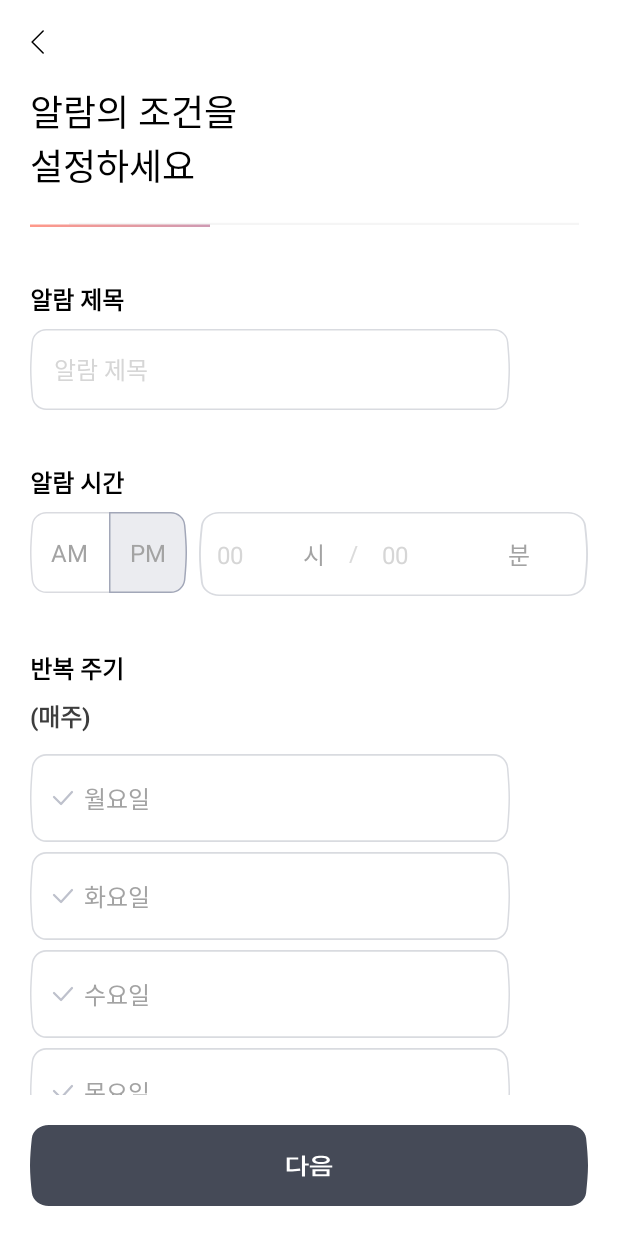
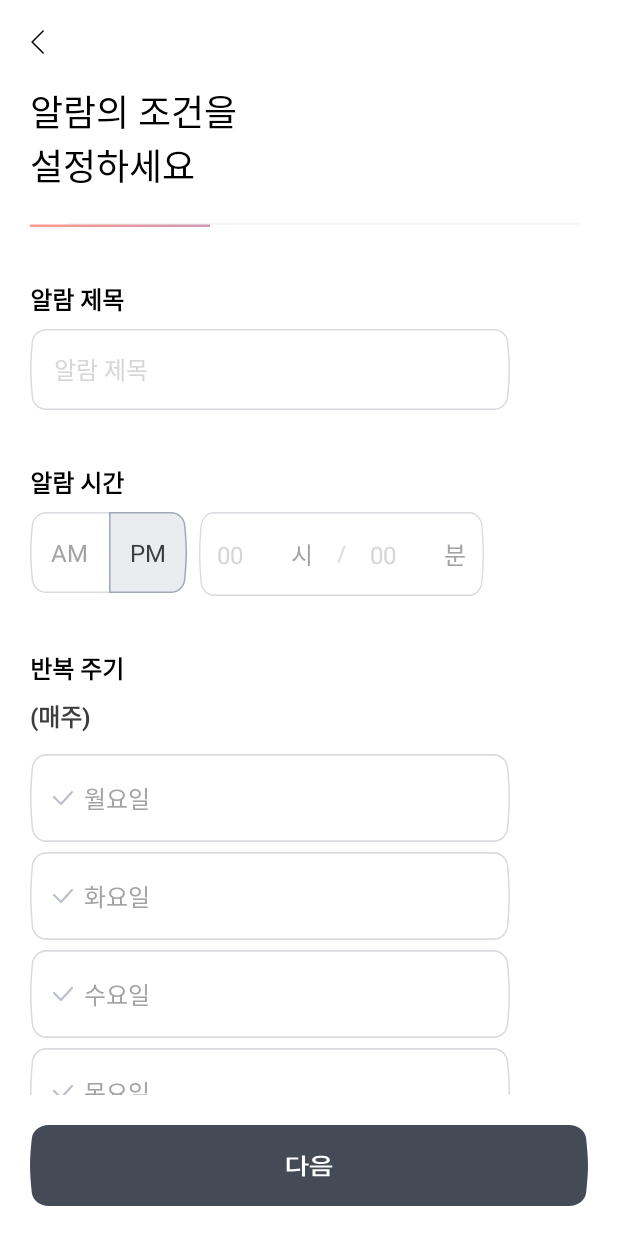
Before and after one commit to bentleypark/AlioUlio, an Android app built with Jetpack Compose: the RegularAlarmDateTimeSelectionFragment screen opened directly, with no data from a screen before it, on a phone screen of 412 x 824 dp. Run offline under Robolectric (Android 15) with nearby library versions, the phone set to English and light mode, and no system bars; our stand-ins replace Dagger/Hilt's generated code, Timber, data binding; plain views replace ExpandableLayout; Roboto replaces fonts that are not available here.

Commit message:
AlarmTimeInputView 추가

```diff
--- a/app/src/main/java/com/alio/ulio/ui/alarm/alarm_condition/SpaceDecoration.kt
+++ b/app/src/main/java/com/alio/ulio/ui/alarm/alarm_condition/SpaceDecoration.kt
@@ -9,8 +9,5 @@ class SpaceDecoration(private val size: Int) : RecyclerView.ItemDecoration() {
         super.getItemOffsets(outRect, view, parent, state)
         outRect.top += size
         outRect.bottom += size
-//        if (parent.getChildAdapterPosition(view) == 0) {
-//            outRect.left += size
-//        }
     }
 }
--- /dev/null
+++ b/app/src/main/java/com/alio/ulio/ui/alarm/alarm_condition/view/AlarmTimeInputView.kt
@@ -0,0 +1,67 @@
+package com.alio.ulio.ui.alarm.alarm_condition.view
+
+import android.content.Context
+import android.util.AttributeSet
+import android.view.LayoutInflater
+import androidx.constraintlayout.widget.ConstraintLayout
+import androidx.core.content.ContextCompat
+import com.alio.ulio.R
+import com.alio.ulio.databinding.ViewInputTimeBinding
+
+class AlarmTimeInputView @JvmOverloads constructor(
+    context: Context,
+    attrs: AttributeSet? = null,
+    defStyleAttr: Int = 0
+) : ConstraintLayout(context, attrs, defStyleAttr) {
+
+    private val viewBinding = ViewInputTimeBinding.inflate(LayoutInflater.from(context), this, true)
+
+    var currentMeridiem = PM
+
+    companion object {
+        private const val AM = "AM"
+        private const val PM = "PM"
+    }
+
+    init {
+        setUi()
+
+    }
+
+    private fun setUi() {
+        setUiOfToggleView()
+    }
+
+    private fun setUiOfToggleView() = with(viewBinding) {
+        leftView.setOnClickListener {
+            leftView.isSelected = !leftView.isSelected
+            currentMeridiem = AM
+
+            if (leftView.isSelected) {
+                tvAm.setTextColor(ContextCompat.getColor(context, R.color.selected_date_color))
+                tvPm.setTextColor(ContextCompat.getColor(context, R.color.input_text_color))
+                rightView.isSelected = false
+            } else {
+                tvAm.setTextColor(ContextCompat.getColor(context, R.color.input_text_color))
+                tvPm.setTextColor(ContextCompat.getColor(context, R.color.selected_date_color))
+                rightView.isSelected = true
+            }
+        }
+
+        rightView.isSelected = true
+        rightView.setOnClickListener {
+            rightView.isSelected = !rightView.isSelected
+            currentMeridiem = PM
+
+            if (rightView.isSelected) {
+                leftView.isSelected = false
+                tvPm.setTextColor(ContextCompat.getColor(context, R.color.selected_date_color))
+                tvAm.setTextColor(ContextCompat.getColor(context, R.color.input_text_color))
+            } else {
+                leftView.isSelected = true
+                tvPm.setTextColor(ContextCompat.getColor(context, R.color.input_text_color))
+                tvAm.setTextColor(ContextCompat.getColor(context, R.color.selected_date_color))
+            }
+        }
+    }
+}
--- /dev/null
+++ b/app/src/main/res/drawable/bg_am_selector.xml
@@ -0,0 +1,5 @@
+<?xml version="1.0" encoding="utf-8"?>
+<selector xmlns:android="http://schemas.android.com/apk/res/android">
+    <item android:drawable="@drawable/ic_bg_s_am_inactive" android:state_selected="false" />
+    <item android:drawable="@drawable/ic_bg_s_am_active" android:state_selected="true" />
+</selector>
--- /dev/null
+++ b/app/src/main/res/drawable/bg_pm_selector.xml
@@ -0,0 +1,5 @@
+<?xml version="1.0" encoding="utf-8"?>
+<selector xmlns:android="http://schemas.android.com/apk/res/android">
+    <item android:drawable="@drawable/ic_bg_s_pm_inactive" android:state_selected="false" />
+    <item android:drawable="@drawable/ic_bg_s_pm_active" android:state_selected="true" />
+</selector>
--- /dev/null
+++ b/app/src/main/res/drawable/ic_bg_s_am_active.xml
@@ -0,0 +1,15 @@
+<vector xmlns:android="http://schemas.android.com/apk/res/android"
+    android:width="52dp"
+    android:height="54dp"
+    android:viewportWidth="52"
+    android:viewportHeight="54">
+  <group>
+    <clip-path
+        android:pathData="M0,0h52v54h-52z"/>
+    <path
+        android:strokeWidth="1"
+        android:pathData="M1.5543,8.8201C2.0051,4.0642 6.0342,0.5 10.8278,0.5L159.5,0.5L159.5,53.5L10.8278,53.5C6.0342,53.5 2.0051,49.9358 1.5543,45.1799C1.0365,39.7172 0.5,32.6829 0.5,27C0.5,21.3171 1.0365,14.2828 1.5543,8.8201Z"
+        android:fillColor="#EBECF0"
+        android:strokeColor="#A2A7B8"/>
+  </group>
+</vector>
--- a/app/src/main/res/layout/fragment_alarm_day_selection.xml
+++ b/app/src/main/res/layout/fragment_alarm_day_selection.xml
@@ -136,27 +136,15 @@
                 app:layout_constraintStart_toStartOf="parent"
                 app:layout_constraintTop_toBottomOf="@id/dateLayout" />
 
-            <include
-                android:id="@+id/viewToggle"
-                layout="@layout/view_toggle"
-                android:layout_width="wrap_content"
+            <com.alio.ulio.ui.alarm.alarm_condition.view.AlarmTimeInputView
+                android:id="@+id/viewInputTime"
+                android:layout_width="0dp"
                 android:layout_height="wrap_content"
                 android:layout_marginStart="20dp"
                 android:layout_marginTop="8dp"
-                app:layout_constraintStart_toStartOf="parent"
-                app:layout_constraintTop_toBottomOf="@id/tvTimeTitle" />
-
-            <include
-                android:id="@+id/viewInputTime"
-                layout="@layout/view_input_time"
-                android:layout_width="0dp"
-                android:layout_height="wrap_content"
-                android:layout_marginStart="8dp"
-                android:layout_marginTop="8dp"
                 android:layout_marginEnd="20dp"
                 app:layout_constraintEnd_toEndOf="parent"
-                app:layout_constraintHorizontal_bias="0.0"
-                app:layout_constraintStart_toEndOf="@+id/viewToggle"
+                app:layout_constraintStart_toStartOf="parent"
                 app:layout_constraintTop_toBottomOf="@id/tvTimeTitle" />
 
         </androidx.constraintlayout.widget.ConstraintLayout>
--- a/app/src/main/res/layout/fragment_regular_alarm_date_time_selection.xml
+++ b/app/src/main/res/layout/fragment_regular_alarm_date_time_selection.xml
@@ -65,27 +65,15 @@
                 app:layout_constraintStart_toStartOf="parent"
                 app:layout_constraintTop_toBottomOf="@id/etTitle" />
 
-            <include
-                android:id="@+id/viewToggle"
-                layout="@layout/view_toggle"
-                android:layout_width="wrap_content"
+            <com.alio.ulio.ui.alarm.alarm_condition.view.AlarmTimeInputView
+                android:id="@+id/viewInputTime"
+                android:layout_width="0dp"
                 android:layout_height="wrap_content"
                 android:layout_marginStart="20dp"
                 android:layout_marginTop="8dp"
-                app:layout_constraintStart_toStartOf="parent"
-                app:layout_constraintTop_toBottomOf="@id/tvTimeTitle" />
-
-            <include
-                android:id="@+id/viewInputTime"
-                layout="@layout/view_input_time"
-                android:layout_width="0dp"
-                android:layout_height="wrap_content"
-                android:layout_marginStart="8dp"
-                android:layout_marginTop="8dp"
                 android:layout_marginEnd="20dp"
                 app:layout_constraintEnd_toEndOf="parent"
-                app:layout_constraintHorizontal_bias="0.0"
-                app:layout_constraintStart_toEndOf="@+id/viewToggle"
+                app:layout_constraintStart_toStartOf="parent"
                 app:layout_constraintTop_toBottomOf="@id/tvTimeTitle" />
 
             <TextView
--- a/app/src/main/res/layout/view_input_time.xml
+++ b/app/src/main/res/layout/view_input_time.xml
@@ -1,8 +1,66 @@
 <?xml version="1.0" encoding="utf-8"?>
-<androidx.constraintlayout.widget.ConstraintLayout xmlns:android="http://schemas.android.com/apk/res/android"
+<LinearLayout xmlns:android="http://schemas.android.com/apk/res/android"
     xmlns:app="http://schemas.android.com/apk/res-auto"
+    android:layout_width="match_parent"
+    android:layout_height="wrap_content"
+    android:orientation="horizontal">
+
+    <LinearLayout
         android:layout_width="wrap_content"
         android:layout_height="wrap_content"
+        android:orientation="horizontal">
+
+        <RelativeLayout
+            android:id="@+id/leftView"
+            android:layout_width="wrap_content"
+            android:layout_height="wrap_content"
+            android:background="@drawable/bg_am_selector"
+            android:clickable="true"
+            android:focusable="true"
+            app:layout_constraintStart_toStartOf="parent"
+            app:layout_constraintTop_toTopOf="parent">
+
+            <TextView
+                android:id="@+id/tvAm"
+                android:layout_width="wrap_content"
+                android:layout_height="wrap_content"
+                android:layout_centerInParent="true"
+                android:paddingHorizontal="14dp"
+                android:paddingVertical="16dp"
+                android:text="AM"
+                android:textColor="#A3A3A3"
+                android:textSize="16dp" />
+        </RelativeLayout>
+
+        <RelativeLayout
+            android:id="@+id/rightView"
+            android:layout_width="wrap_content"
+            android:layout_height="wrap_content"
+            android:background="@drawable/bg_pm_selector"
+            android:clickable="true"
+            android:focusable="true"
+            app:layout_constraintEnd_toEndOf="parent"
+            app:layout_constraintTop_toTopOf="parent">
+
+            <TextView
+                android:id="@+id/tvPm"
+                android:layout_width="wrap_content"
+                android:layout_height="wrap_content"
+                android:layout_centerInParent="true"
+                android:paddingHorizontal="14dp"
+                android:paddingVertical="16dp"
+                android:text="PM"
+                android:textColor="@color/selected_date_color"
+                android:textSize="16dp" />
+        </RelativeLayout>
+
+
+    </LinearLayout>
+
+    <androidx.constraintlayout.widget.ConstraintLayout
+        android:layout_width="wrap_content"
+        android:layout_height="wrap_content"
+        android:layout_marginHorizontal="8dp"
         android:background="@drawable/ic_bg_input_time"
         android:paddingHorizontal="12dp"
         android:paddingVertical="16dp">
@@ -25,7 +83,7 @@
             android:id="@+id/tvHour"
             android:layout_width="wrap_content"
             android:layout_height="wrap_content"
-        android:layout_marginStart="40dp"
+            android:layout_marginStart="32dp"
             android:text="시"
             android:textColor="@color/input_text_color"
             android:textSize="16dp"
@@ -64,7 +122,7 @@
             android:id="@+id/tvMin"
             android:layout_width="wrap_content"
             android:layout_height="wrap_content"
-        android:layout_marginStart="40dp"
+            android:layout_marginStart="32dp"
             android:text="분"
             android:textColor="@color/input_text_color"
             android:textSize="16dp"
@@ -74,3 +132,5 @@
             app:layout_constraintTop_toTopOf="parent" />
 
     </androidx.constraintlayout.widget.ConstraintLayout>
+
+</LinearLayout>
--- a/app/src/main/res/layout/view_toggle.xml
+++ b/app/src/main/res/layout/view_toggle.xml
@@ -10,7 +10,7 @@
         android:id="@+id/leftView"
         android:layout_width="wrap_content"
         android:layout_height="wrap_content"
-        android:background="@drawable/ic_bg_s_r_inactive"
+        android:background="@drawable/ic_bg_s_am_inactive"
         app:layout_constraintStart_toStartOf="parent"
         app:layout_constraintTop_toTopOf="parent">
 
@@ -29,7 +29,7 @@
         android:id="@+id/rightView"
         android:layout_width="wrap_content"
         android:layout_height="wrap_content"
-        android:background="@drawable/ic_bg_s_r_active"
+        android:background="@drawable/ic_bg_s_pm_active"
         app:layout_constraintEnd_toEndOf="parent"
         app:layout_constraintTop_toTopOf="parent">
 
```
Also changed, not shown: app/src/main/res/drawable/ic_bg_s_am_inactive.xml (renamed from app/src/main/res/drawable/ic_bg_s_r_inactive.xml), app/src/main/res/drawable/ic_bg_s_pm_active.xml (renamed from app/src/main/res/drawable/ic_bg_s_r_active.xml), app/src/main/res/drawable/ic_bg_s_pm_inactive.xml (renamed from app/src/main/res/drawable/ic_bg_s_l_inactive.xml). Lines whose indentation alone changed are shown as unchanged.
